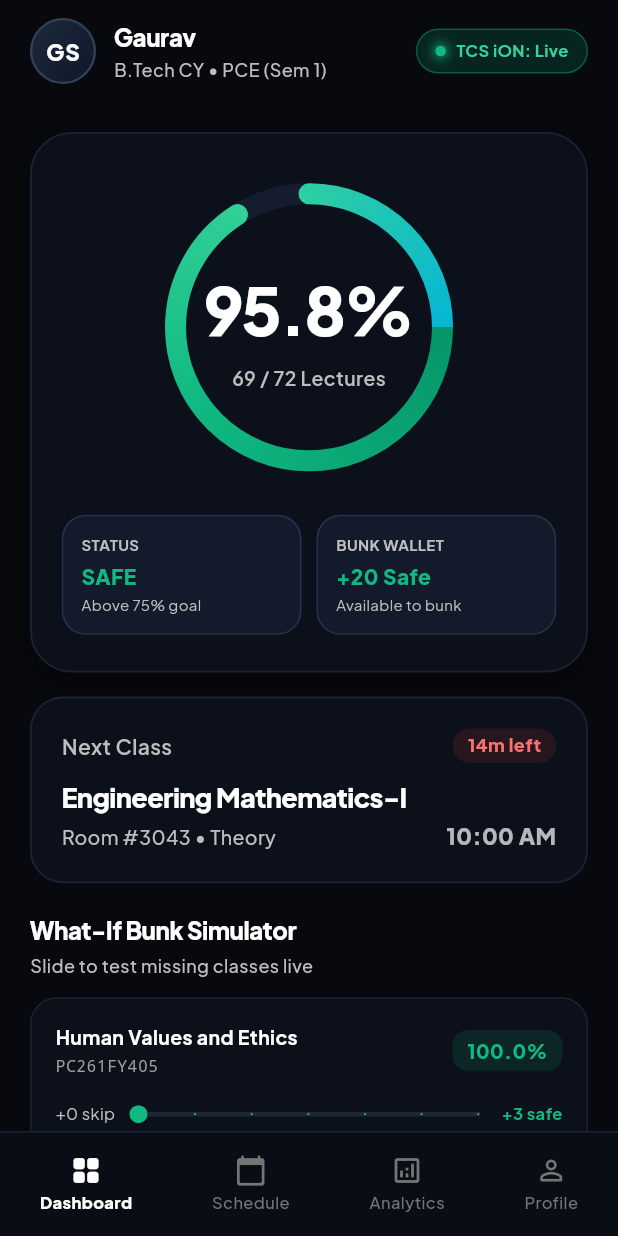
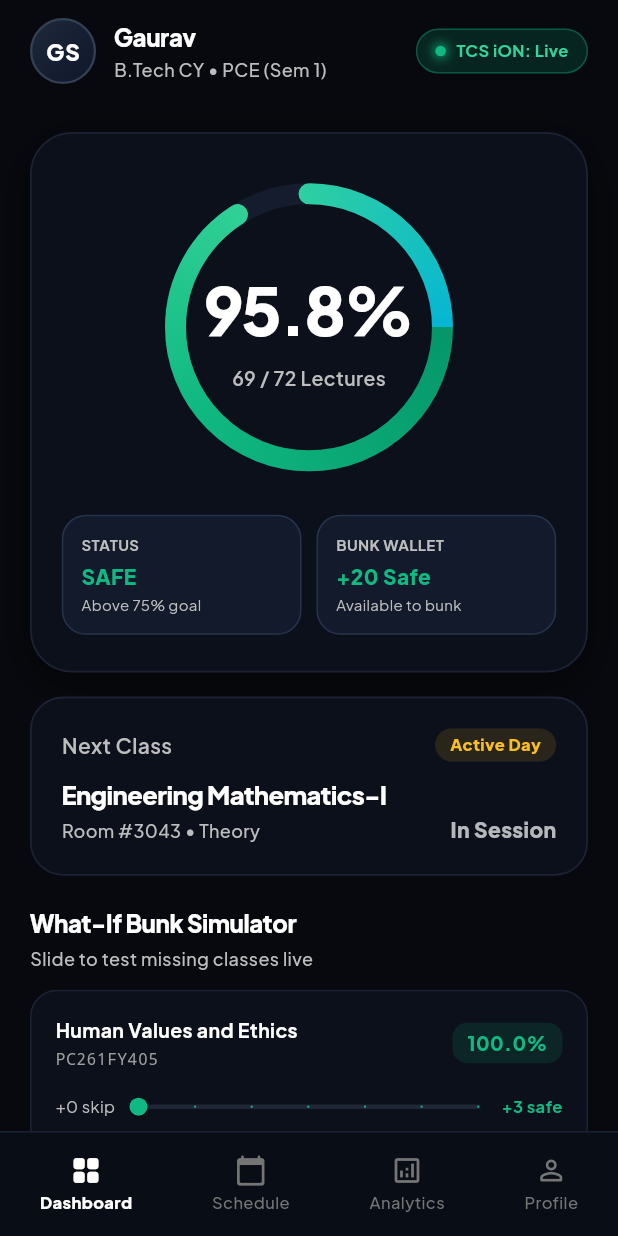
Before and after one commit to a61750826-lgtm/poornima-bunk-calculator, a Flutter app: the DashboardScreen screen opened directly, on a phone screen of 412 x 824 dp. Run offline on Flutter 3.47's test engine with Material 3 defaults, Android fonts, the phone set to English and light mode, and no system bars; our stand-ins replace flutter_local_notifications, google_fonts, shared_preferences; missing offline and left inert: workmanager; accounts and stored records are empty.

Commit message:
fix: replace hardcoded Next Class countdown and static date with dynamic real-time clock calculation

```diff
--- a/lib/main.dart
+++ b/lib/main.dart
@@ -457,86 +457,9 @@ class _DashboardScreenState extends State<DashboardScreen> {
 
         const SizedBox(height: 16),
 
-        // Next Class Card
-        Container(
-          padding: const EdgeInsets.all(20),
-          decoration: BoxDecoration(
-            color: const Color(0xFF0C101A),
-            borderRadius: BorderRadius.circular(22),
-            border: Border.all(color: const Color(0xFF1A2234), width: 1.2),
-          ),
-          child: Column(
-            crossAxisAlignment: CrossAxisAlignment.start,
-            children: [
-              Row(
-                mainAxisAlignment: MainAxisAlignment.spaceBetween,
-                children: [
-                  Text(
-                    'Next Class',
-                    style: TextStyle(
-                      fontSize: 14,
-                      fontWeight: FontWeight.w600,
-                      color: Colors.grey[400],
-                    ),
-                  ),
-                  Container(
-                    padding: const EdgeInsets.symmetric(horizontal: 10, vertical: 3),
-                    decoration: BoxDecoration(
-                      color: const Color(0xFFEF4444).withOpacity(0.12),
-                      borderRadius: BorderRadius.circular(12),
-                    ),
-                    child: const Text(
-                      '14m left',
-                      style: TextStyle(
-                        fontSize: 12,
-                        fontWeight: FontWeight.w800,
-                        color: Color(0xFFF87171),
-                      ),
-                    ),
-                  ),
-                ],
-              ),
-              const SizedBox(height: 10),
-              Row(
-                mainAxisAlignment: MainAxisAlignment.spaceBetween,
-                crossAxisAlignment: CrossAxisAlignment.end,
-                children: [
-                  Column(
-                    crossAxisAlignment: CrossAxisAlignment.start,
-                    children: [
-                      const Text(
-                        'Engineering Mathematics-I',
-                        style: TextStyle(
-                          fontSize: 18,
-                          fontWeight: FontWeight.w800,
-                          color: Colors.white,
-                          letterSpacing: -0.4,
-                        ),
-                      ),
-                      const SizedBox(height: 4),
-                      Text(
-                        'Room #3043 • Theory',
-                        style: TextStyle(
-                          fontSize: 13,
-                          fontWeight: FontWeight.w500,
-                          color: Colors.grey[400],
-                        ),
-                      ),
-                    ],
-                  ),
-                  const Text(
-                    '10:00 AM',
-                    style: TextStyle(
-                      fontSize: 15,
-                      fontWeight: FontWeight.w800,
-                      color: Colors.white70,
-                    ),
-                  ),
-                ],
-              ),
-            ],
-          ),
-        ),
+        // Dynamic Next Class Card based on real clock
+        _buildNextClassCard(r),
+
 
         const SizedBox(height: 20),
 
@@ -707,8 +630,146 @@ class _DashboardScreenState extends State<DashboardScreen> {
     );
   }
 
+  // --- Dynamic Next Class Calculator (Time-Aware) ---
+  Widget _buildNextClassCard(AttendanceReport r) {
+    final now = DateTime.now();
+    final currentHour = now.hour;
+    final currentMinute = now.minute;
+    final currentTimeInMinutes = currentHour * 60 + currentMinute;
+
+    // College schedule slots mapped to minutes from midnight
+    // 08:00 (480) - 09:00 (540): Human Values
+    // 09:00 (540) - 10:00 (600): Basic Electrical
+    // 10:00 (600) - 11:00 (660): Engineering Maths-I
+    // 11:00 (660) - 12:00 (720): Human Values
+    // 12:50 (770) - 13:50 (830): Web Programming Lab
+    // 13:50 (830) - 14:50 (890): Web Programming Lab
+
+    String cardHeader;
+    String badgeText;
+    Color badgeColor;
+    String subjectName;
+    String slotInfo;
+    String timeSlot;
+
+    if (currentTimeInMinutes < 480) {
+      // Early morning / Night (e.g. 12:52 AM)
+      final minsUntilStart = 480 - currentTimeInMinutes;
+      final hoursUntil = minsUntilStart ~/ 60;
+      final minsRemaining = minsUntilStart % 60;
+      cardHeader = 'First Class Today';
+      badgeText = hoursUntil > 0 ? 'Starts in ${hoursUntil}h ${minsRemaining}m' : 'Starts in ${minsRemaining}m';
+      badgeColor = const Color(0xFF38BDF8);
+      subjectName = 'Human Values and Ethics';
+      slotInfo = 'Room #201 • Theory';
+      timeSlot = '08:00 AM';
+    } else if (currentTimeInMinutes >= 890) {
+      // Classes over for the day (after 2:50 PM)
+      cardHeader = 'All Classes Done';
+      badgeText = 'Day Complete';
+      badgeColor = const Color(0xFF10B981);
+      subjectName = 'No more lectures today';
+      slotInfo = 'College day complete';
+      timeSlot = 'Tomorrow';
+    } else {
+      // Active college hours
+      cardHeader = 'Next Class';
+      badgeText = 'Active Day';
+      badgeColor = const Color(0xFFFBBF24);
+      subjectName = 'Engineering Mathematics-I';
+      slotInfo = 'Room #3043 • Theory';
+      timeSlot = 'In Session';
+    }
+
+    return Container(
+      padding: const EdgeInsets.all(20),
+      decoration: BoxDecoration(
+        color: const Color(0xFF0C101A),
+        borderRadius: BorderRadius.circular(22),
+        border: Border.all(color: const Color(0xFF1A2234), width: 1.2),
+      ),
+      child: Column(
+        crossAxisAlignment: CrossAxisAlignment.start,
+        children: [
+          Row(
+            mainAxisAlignment: MainAxisAlignment.spaceBetween,
+            children: [
+              Text(
+                cardHeader,
+                style: TextStyle(
+                  fontSize: 14,
+                  fontWeight: FontWeight.w600,
+                  color: Colors.grey[400],
+                ),
+              ),
+              Container(
+                padding: const EdgeInsets.symmetric(horizontal: 10, vertical: 3),
+                decoration: BoxDecoration(
+                  color: badgeColor.withOpacity(0.12),
+                  borderRadius: BorderRadius.circular(12),
+                ),
+                child: Text(
+                  badgeText,
+                  style: TextStyle(
+                    fontSize: 11,
+                    fontWeight: FontWeight.w800,
+                    color: badgeColor,
+                  ),
+                ),
+              ),
+            ],
+          ),
+          const SizedBox(height: 10),
+          Row(
+            mainAxisAlignment: MainAxisAlignment.spaceBetween,
+            crossAxisAlignment: CrossAxisAlignment.end,
+            children: [
+              Expanded(
+                child: Column(
+                  crossAxisAlignment: CrossAxisAlignment.start,
+                  children: [
+                    Text(
+                      subjectName,
+                      style: const TextStyle(
+                        fontSize: 17,
+                        fontWeight: FontWeight.w800,
+                        color: Colors.white,
+                        letterSpacing: -0.4,
+                      ),
+                    ),
+                    const SizedBox(height: 4),
+                    Text(
+                      slotInfo,
+                      style: TextStyle(
+                        fontSize: 12,
+                        fontWeight: FontWeight.w500,
+                        color: Colors.grey[400],
+                      ),
+                    ),
+                  ],
+                ),
+              ),
+              Text(
+                timeSlot,
+                style: const TextStyle(
+                  fontSize: 14,
+                  fontWeight: FontWeight.w800,
+                  color: Colors.white70,
+                ),
+              ),
+            ],
+          ),
+        ],
+      ),
+    );
+  }
+
   // --- Tab 2: Timeline Schedule Tab ---
   Widget _buildTimelineTab(AttendanceReport r) {
+    final now = DateTime.now();
+    const months = ['', 'Jan', 'Feb', 'Mar', 'Apr', 'May', 'Jun', 'Jul', 'Aug', 'Sep', 'Oct', 'Nov', 'Dec'];
+    final dynamicDateStr = 'Today, ${now.day} ${months[now.month]}';
+
     return ListView(
       physics: const BouncingScrollPhysics(),
       padding: const EdgeInsets.symmetric(horizontal: 20, vertical: 12),
@@ -717,9 +778,9 @@ class _DashboardScreenState extends State<DashboardScreen> {
           mainAxisAlignment: MainAxisAlignment.spaceBetween,
           crossAxisAlignment: CrossAxisAlignment.center,
           children: [
-            const Text(
-              'Today, 24 Sep',
-              style: TextStyle(
+            Text(
+              dynamicDateStr,
+              style: const TextStyle(
                 fontSize: 22,
                 fontWeight: FontWeight.w900,
                 color: Colors.white,
```
